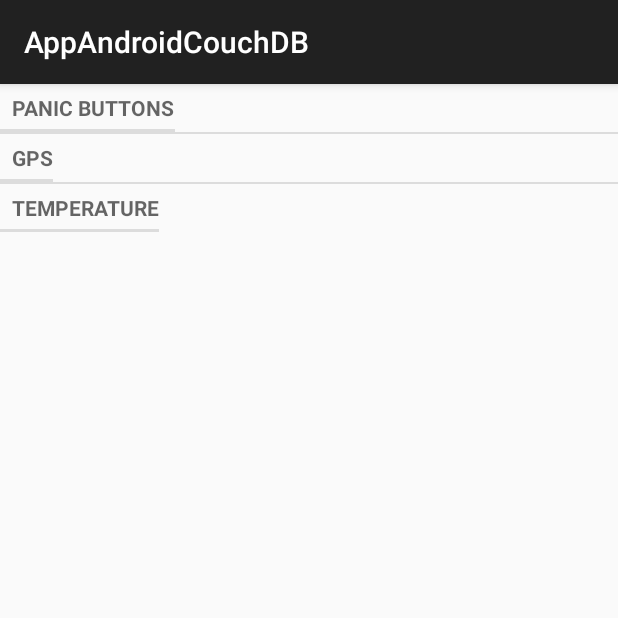
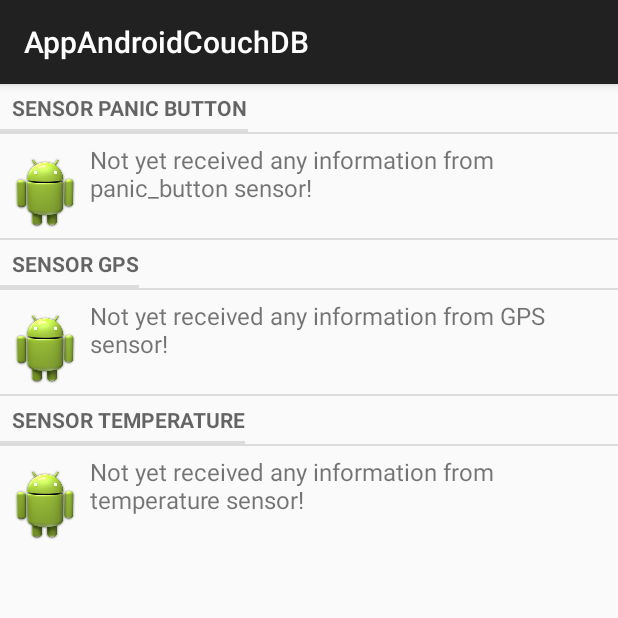
Before and after one commit to ricpessoa/AppAndroidCouchDB, an Android app: the fragment NotificationOfMonitoringFragment shown on its own in the app's theme, on a phone screen of 412 x 824 dp, the top half of it. Run offline under Robolectric (Android 15) with nearby library versions, the phone set to English and light mode, and no system bars; libraries missing offline, so code that uses them is left out: com.couchbase.lite; 7 statements that could not run were skipped.

Commit message:
Fix bug on update the list view (when is very quickly) the adapter try update the listview already dont exist in actual fragment Add Class Abstract class Utilities to insert some methods like convert timestamp to date string format MS_NotHave when the sensor isnt notifications

```diff
--- /dev/null
+++ b/mei.ricardo.pessoa.app/src/main/java/mei/ricardo/pessoa/app/couchdb/modal/Monitoring/MS_NotHave.java
@@ -0,0 +1,12 @@
+package mei.ricardo.pessoa.app.couchdb.modal.Monitoring;
+
+import mei.ricardo.pessoa.app.couchdb.modal.Monitoring.MonitorSensor;
+
+/**
+ * Created by rpessoa on 06/06/14.
+ */
+public class MS_NotHave extends MonitorSensor{
+    public MS_NotHave(String subtype) {
+        super(subtype);
+    }
+}
--- a/mei.ricardo.pessoa.app/src/main/java/mei/ricardo/pessoa/app/couchdb/modal/Monitoring/MonitorSensor.java
+++ b/mei.ricardo.pessoa.app/src/main/java/mei/ricardo/pessoa/app/couchdb/modal/Monitoring/MonitorSensor.java
@@ -21,18 +21,21 @@
 public class MonitorSensor implements InterfaceItem {
     private static String TAG = MonitorSensor.class.getName();
 
-    public enum SUBTYPE {panic_button, GPS, temperature}
-
+    public enum SUBTYPE {panic_button, GPS, temperature;}
+    public static String[] subtypeSections = {"Sensor Panic Button","Sensor GPS","Sensor Temperature"};
     public String subtype;
     public String timestamp;
     public String mac_address;
+
+    public MonitorSensor(String subtype) {
+        this.subtype =subtype;
+    }
 
     //faster constructor only to show in list
     public MonitorSensor(String subtype, String timestamp) {
         this.subtype = subtype;
         this.timestamp = timestamp;
     }
-
 
     public static ArrayList<InterfaceItem> getMonitoringSensorByMacAddressAndSubtype(String macAddress, String subType, int limit) {
         com.couchbase.lite.View view = Application.getmCouchDBinstance().viewGetMonitorSensor;
@@ -42,7 +45,7 @@
         Log.d(TAG, "Find for keys:[" + macAddress + "," + subType + "]");
 
         List<Object> keyArray = new ArrayList<Object>();
-        int count = 1;
+        int count = 0;
         keyArray.add(macAddress);
         keyArray.add(subType);
         //query.setLimit(5);
@@ -89,25 +92,38 @@
         } catch (CouchbaseLiteException e) {
             e.printStackTrace();
         }
+        if(arrayList.size()==0){
+            arrayList.add(new MS_NotHave(subType));
+        }
         return arrayList;
     }
 
     public String getTitle(){
-        if(this.subtype.equals(SUBTYPE.GPS.toString())){
+        //this.getClass() instanceof  ? (() this.getClass()) : null;
+        if(this.getClass() == MS_GPS.class){
            MS_GPS ms_gps = (MS_GPS)this;
             return ms_gps.getAddress();
-        }else if (this.subtype.equals(SUBTYPE.temperature.toString())){
+        }else if (this.getClass() == MS_Temperature.class){
             MS_Temperature ms_temperature = (MS_Temperature)this;
             return ms_temperature.getValue()+" Temperature";
-        }else if (this.subtype.equals(SUBTYPE.panic_button.toString())) {
+        }else if (this.getClass() == MS_PanicButton.class) {
             MS_PanicButton ms_panicButton = (MS_PanicButton)this;
             return ms_panicButton.isPressed()+" pressed";
         }
-        return "unknow";
+        MS_NotHave ms_notHave = (MS_NotHave)this;
+        return "Not yet received any information from "+ms_notHave.getSubtype()+" sensor!";
     }
 
     @Override
     public boolean isSection() {
         return false;
     }
+
+    public String getTimestamp() {
+        return timestamp;
+    }
+
+    public String getSubtype() {
+        return subtype;
+    }
 }
--- a/mei.ricardo.pessoa.app/src/main/java/mei/ricardo/pessoa/app/couchdb/modal/Monitoring/Utils/AdapterSectionAndMonitorSensor.java
+++ b/mei.ricardo.pessoa.app/src/main/java/mei/ricardo/pessoa/app/couchdb/modal/Monitoring/Utils/AdapterSectionAndMonitorSensor.java
@@ -11,6 +11,7 @@
 
 import mei.ricardo.pessoa.app.R;
 import mei.ricardo.pessoa.app.couchdb.modal.Monitoring.MonitorSensor;
+import mei.ricardo.pessoa.app.utils.Utilities;
 
 public class AdapterSectionAndMonitorSensor extends ArrayAdapter<InterfaceItem> {
 	private Context context;
@@ -41,17 +42,16 @@
 
 				final TextView sectionView = (TextView) v.findViewById(R.id.list_item_section_text);
 				sectionView.setText(si.getTitle());
-
 			}else{
-                MonitorSensor ei = (MonitorSensor)i;
+                MonitorSensor monitorSensor = (MonitorSensor)i;
 				v = vi.inflate(R.layout.list_item_entry, null);
 				final TextView title = (TextView)v.findViewById(R.id.deviceName);
 				final TextView subtitle = (TextView)v.findViewById(R.id.deviceDescription);
 
 				if (title != null)
-					title.setText(ei.getTitle());
+					title.setText(monitorSensor.getTitle());
 				if(subtitle != null)
-					subtitle.setText("Teste");
+					subtitle.setText(Utilities.ConvertTimestampToDateFormat(monitorSensor.getTimestamp()));
 			}
 		}
 		return v;
--- a/mei.ricardo.pessoa.app/src/main/java/mei/ricardo/pessoa/app/ui/Fragments/NotificationOfMonitoringFragment.java
+++ b/mei.ricardo.pessoa.app/src/main/java/mei/ricardo/pessoa/app/ui/Fragments/NotificationOfMonitoringFragment.java
@@ -105,11 +105,11 @@
         protected ArrayList<InterfaceItem> doInBackground(String... args) {
             // Building Parameters
             //arrayOfMonitoring = new ArrayList<Item>();
-            arrayOfMonitoring.add(new SectionItem("Panic Buttons"));
-            arrayOfMonitoring.addAll(MonitorSensor.getMonitoringSensorByMacAddressAndSubtype(deviceID, "panic_button", 5));
-            arrayOfMonitoring.add(new SectionItem("GPS"));
+            arrayOfMonitoring.add(new SectionItem(MonitorSensor.subtypeSections[0]));
+            arrayOfMonitoring.addAll(MonitorSensor.getMonitoringSensorByMacAddressAndSubtype(deviceID, "panic_button", 1));
+            arrayOfMonitoring.add(new SectionItem(MonitorSensor.subtypeSections[1]));
             arrayOfMonitoring.addAll(MonitorSensor.getMonitoringSensorByMacAddressAndSubtype(deviceID, "GPS", 5));
-            arrayOfMonitoring.add(new SectionItem("Temperature"));
+            arrayOfMonitoring.add(new SectionItem(MonitorSensor.subtypeSections[2]));
             arrayOfMonitoring.addAll(MonitorSensor.getMonitoringSensorByMacAddressAndSubtype(deviceID, "temperature",5));
 
             return arrayOfMonitoring;
@@ -118,10 +118,14 @@
         /**
          * After completing background task Dismiss the progress dialog
          * **/
-        protected void onPostExecute(ArrayList<InterfaceItem> itemArrayList) {
+        protected void onPostExecute(final ArrayList<InterfaceItem> itemArrayList) {
             // updating UI from Background Thread
             if(!p.isCancelled()){
-                adapter.updateDeviceList(itemArrayList);
+                getActivity().runOnUiThread(new Runnable() {
+                    public void run() {
+                        adapter.updateDeviceList(itemArrayList);
+                    }});
+
             }
         }
 
--- /dev/null
+++ b/mei.ricardo.pessoa.app/src/main/java/mei/ricardo/pessoa/app/utils/Utilities.java
@@ -0,0 +1,23 @@
+package mei.ricardo.pessoa.app.utils;
+
+import java.text.DateFormat;
+import java.text.SimpleDateFormat;
+import java.util.Calendar;
+import java.util.Date;
+
+/**
+ * Created by rpessoa on 06/06/14.
+ */
+public abstract class Utilities {
+
+    public static String ConvertTimestampToDateFormat(String time) {
+        try {
+            long timestamp = Long.parseLong(time) * 1000;
+            Date date = new Date(timestamp);
+            DateFormat dateFormat = new SimpleDateFormat("dd/MM/yyyy HH:mm:ss");
+            return dateFormat.format(date);
+        } catch (Exception ex) {
+            return "";
+        }
+    }
+}
```
